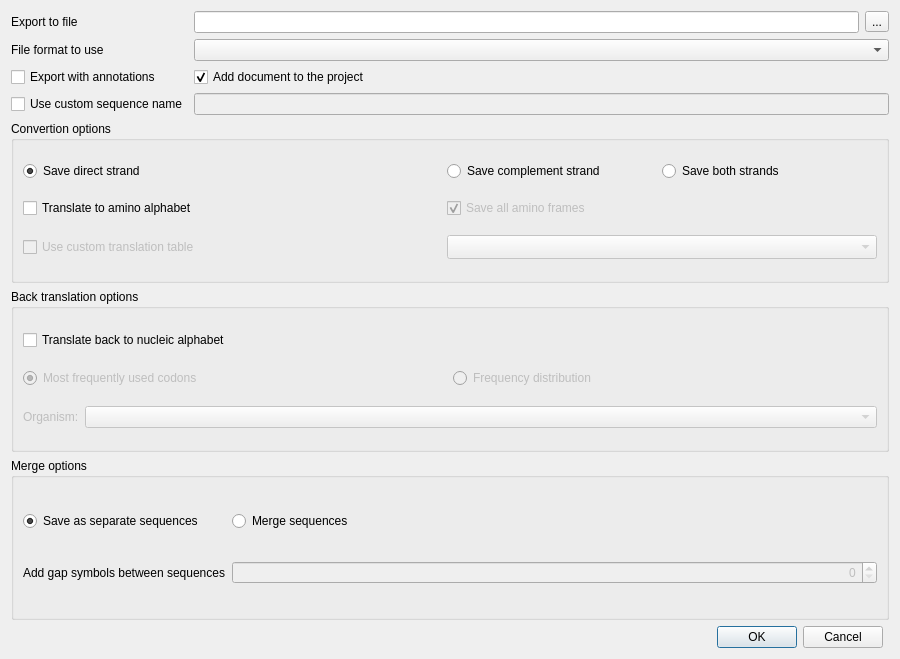
Before: the Qt Designer form src/plugins/dna_export/src/ExportSequencesDialog.ui in violethaze74/ugene, drawn with Qt 5.
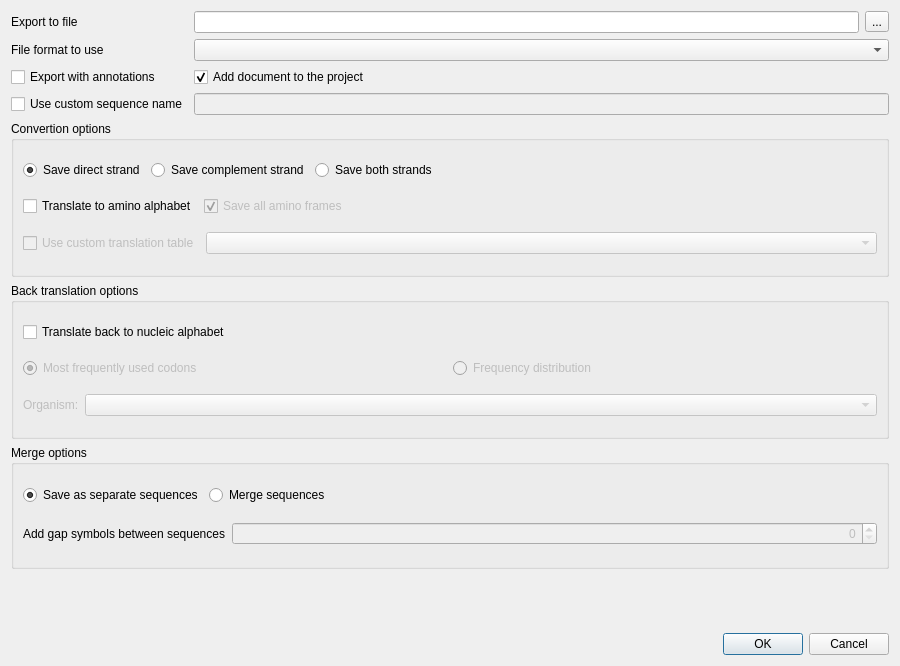
After: the same form once the commit is applied.

Commit message: UGENE-7727. UGENE-7727. Export Selected Sequence Region dialog: bad layout for Windows (#1077)

```diff
--- a/src/plugins/dna_export/src/ExportSequencesDialog.ui
+++ b/src/plugins/dna_export/src/ExportSequencesDialog.ui
@@ -7,11 +7,11 @@
     <x>0</x>
     <y>0</y>
     <width>900</width>
-    <height>659</height>
+    <height>666</height>
    </rect>
   </property>
   <property name="sizePolicy">
-   <sizepolicy hsizetype="Minimum" vsizetype="Minimum">
+   <sizepolicy hsizetype="Preferred" vsizetype="Preferred">
     <horstretch>0</horstretch>
     <verstretch>0</verstretch>
    </sizepolicy>
@@ -19,7 +19,13 @@
   <property name="minimumSize">
    <size>
     <width>900</width>
-    <height>0</height>
+    <height>400</height>
+   </size>
+  </property>
+  <property name="maximumSize">
+   <size>
+    <width>1234567</width>
+    <height>674</height>
    </size>
   </property>
   <property name="windowTitle">
@@ -28,8 +34,8 @@
   <property name="modal">
    <bool>true</bool>
   </property>
-  <layout class="QGridLayout" name="gridLayout_5">
-   <item row="0" column="0" colspan="2">
+  <layout class="QVBoxLayout" name="verticalLayout">
+   <item>
     <layout class="QGridLayout" name="gridLayout_3">
      <item row="2" column="0">
       <widget class="QCheckBox" name="withAnnotationsBox">
@@ -98,20 +104,22 @@
      </item>
     </layout>
    </item>
-   <item row="1" column="0" colspan="2">
+   <item>
     <widget class="QGroupBox" name="translationBox">
+     <property name="minimumSize">
+      <size>
+       <width>0</width>
+       <height>156</height>
+      </size>
+     </property>
      <property name="title">
       <string>Convertion options</string>
      </property>
-     <layout class="QGridLayout" name="gridLayout_2">
-      <item row="0" column="0">
+     <layout class="QVBoxLayout" name="verticalLayout_3">
+      <item>
+       <layout class="QHBoxLayout" name="horizontalLayout_3">
+        <item>
        <widget class="QRadioButton" name="directStrandButton">
-        <property name="sizePolicy">
-         <sizepolicy hsizetype="Minimum" vsizetype="Fixed">
-          <horstretch>1</horstretch>
-          <verstretch>0</verstretch>
-         </sizepolicy>
-        </property>
         <property name="text">
          <string>Save direct strand</string>
         </property>
@@ -120,63 +128,49 @@
         </property>
        </widget>
       </item>
-      <item row="0" column="1">
+        <item>
        <widget class="QRadioButton" name="complementStrandButton">
         <property name="text">
          <string>Save complement strand</string>
         </property>
        </widget>
       </item>
-      <item row="0" column="2">
+        <item>
        <widget class="QRadioButton" name="bothStrandsButton">
-        <property name="sizePolicy">
-         <sizepolicy hsizetype="Minimum" vsizetype="Fixed">
-          <horstretch>1</horstretch>
-          <verstretch>0</verstretch>
-         </sizepolicy>
-        </property>
         <property name="text">
          <string>Save both strands</string>
         </property>
        </widget>
       </item>
-      <item row="0" column="3">
-       <spacer name="horizontalSpacer">
+        <item>
+         <spacer name="horizontalSpacer_3">
         <property name="orientation">
          <enum>Qt::Horizontal</enum>
         </property>
         <property name="sizeHint" stdset="0">
          <size>
-          <width>0</width>
+            <width>40</width>
           <height>20</height>
          </size>
         </property>
        </spacer>
       </item>
-      <item row="1" column="0">
+       </layout>
+      </item>
+      <item>
+       <layout class="QHBoxLayout" name="horizontalLayout_5">
+        <item>
        <widget class="QCheckBox" name="translateButton">
-        <property name="sizePolicy">
-         <sizepolicy hsizetype="Minimum" vsizetype="Fixed">
-          <horstretch>2</horstretch>
-          <verstretch>0</verstretch>
-         </sizepolicy>
-        </property>
         <property name="text">
          <string>Translate to amino alphabet</string>
         </property>
        </widget>
       </item>
-      <item row="1" column="1">
+        <item>
        <widget class="QCheckBox" name="allTFramesButton">
         <property name="enabled">
          <bool>false</bool>
         </property>
-        <property name="sizePolicy">
-         <sizepolicy hsizetype="Minimum" vsizetype="Fixed">
-          <horstretch>1</horstretch>
-          <verstretch>0</verstretch>
-         </sizepolicy>
-        </property>
         <property name="text">
          <string>Save all amino frames</string>
         </property>
@@ -185,55 +179,71 @@
         </property>
        </widget>
       </item>
-      <item row="2" column="0">
+        <item>
+         <spacer name="horizontalSpacer">
+          <property name="orientation">
+           <enum>Qt::Horizontal</enum>
+          </property>
+          <property name="sizeHint" stdset="0">
+           <size>
+            <width>40</width>
+            <height>20</height>
+           </size>
+          </property>
+         </spacer>
+        </item>
+       </layout>
+      </item>
+      <item>
+       <layout class="QHBoxLayout" name="horizontalLayout_6">
+        <item>
        <widget class="QCheckBox" name="translationTableButton">
         <property name="enabled">
          <bool>false</bool>
         </property>
-        <property name="sizePolicy">
-         <sizepolicy hsizetype="Minimum" vsizetype="Fixed">
-          <horstretch>1</horstretch>
-          <verstretch>0</verstretch>
-         </sizepolicy>
-        </property>
         <property name="text">
          <string>Use custom translation table</string>
         </property>
        </widget>
       </item>
-      <item row="2" column="1" colspan="3">
+        <item>
        <widget class="QComboBox" name="translationTableCombo">
         <property name="enabled">
          <bool>false</bool>
         </property>
         <property name="sizePolicy">
-         <sizepolicy hsizetype="MinimumExpanding" vsizetype="Fixed">
+           <sizepolicy hsizetype="Expanding" vsizetype="Fixed">
           <horstretch>0</horstretch>
           <verstretch>0</verstretch>
          </sizepolicy>
         </property>
-        <property name="sizeAdjustPolicy">
-         <enum>QComboBox::AdjustToMinimumContentsLengthWithIcon</enum>
-        </property>
        </widget>
       </item>
      </layout>
+      </item>
+     </layout>
     </widget>
    </item>
-   <item row="2" column="0" colspan="2">
+   <item>
     <widget class="QGroupBox" name="backTranslationBox">
+     <property name="minimumSize">
+      <size>
+       <width>0</width>
+       <height>156</height>
+      </size>
+     </property>
      <property name="title">
       <string>Back translation options</string>
      </property>
-     <layout class="QGridLayout" name="gridLayout_4">
-      <item row="0" column="0">
+     <layout class="QVBoxLayout" name="verticalLayout_2">
+      <item>
        <widget class="QCheckBox" name="backTranslateButton">
         <property name="text">
          <string>Translate back to nucleic alphabet</string>
         </property>
        </widget>
       </item>
-      <item row="1" column="0">
+      <item>
        <layout class="QHBoxLayout" name="horizontalLayout_4" stretch="0,0">
         <item>
          <widget class="QRadioButton" name="mostFrequentlyButton">
@@ -260,7 +270,7 @@
         </item>
        </layout>
       </item>
-      <item row="2" column="0">
+      <item>
        <layout class="QHBoxLayout" name="horizontalLayout" stretch="0,1">
         <item>
          <widget class="QLabel" name="organismLabel">
@@ -278,17 +288,11 @@
            <bool>false</bool>
           </property>
           <property name="sizePolicy">
-           <sizepolicy hsizetype="MinimumExpanding" vsizetype="Fixed">
+           <sizepolicy hsizetype="Expanding" vsizetype="Fixed">
             <horstretch>0</horstretch>
             <verstretch>0</verstretch>
            </sizepolicy>
           </property>
-          <property name="maximumSize">
-           <size>
-            <width>16777215</width>
-            <height>16777215</height>
-           </size>
-          </property>
           <property name="frame">
            <bool>true</bool>
           </property>
@@ -299,13 +303,21 @@
      </layout>
     </widget>
    </item>
-   <item row="3" column="0" colspan="2">
+   <item>
     <widget class="QGroupBox" name="saveModeBox">
+     <property name="minimumSize">
+      <size>
+       <width>0</width>
+       <height>124</height>
+      </size>
+     </property>
      <property name="title">
       <string>Merge options</string>
      </property>
-     <layout class="QGridLayout" name="gridLayout">
-      <item row="0" column="0">
+     <layout class="QVBoxLayout" name="verticalLayout_5">
+      <item>
+       <layout class="QHBoxLayout" name="horizontalLayout_7">
+        <item>
        <widget class="QRadioButton" name="separateButton">
         <property name="text">
          <string>Save as separate sequences</string>
@@ -315,34 +327,38 @@
         </property>
        </widget>
       </item>
-      <item row="0" column="1">
+        <item>
        <widget class="QRadioButton" name="mergeButton">
         <property name="text">
          <string>Merge sequences</string>
         </property>
        </widget>
       </item>
-      <item row="0" column="2">
+        <item>
        <spacer name="horizontalSpacer_2">
         <property name="orientation">
          <enum>Qt::Horizontal</enum>
         </property>
         <property name="sizeHint" stdset="0">
          <size>
-          <width>283</width>
+            <width>40</width>
           <height>20</height>
          </size>
         </property>
        </spacer>
       </item>
-      <item row="1" column="0">
+       </layout>
+      </item>
+      <item>
+       <layout class="QHBoxLayout" name="horizontalLayout_2">
+        <item>
        <widget class="QLabel" name="merge_gap_label">
         <property name="text">
          <string>Add gap symbols between sequences</string>
         </property>
        </widget>
       </item>
-      <item row="1" column="1" colspan="2">
+        <item>
        <widget class="QSpinBox" name="mergeSpinBox">
         <property name="enabled">
          <bool>false</bool>
@@ -362,9 +378,24 @@
        </widget>
       </item>
      </layout>
+      </item>
+     </layout>
     </widget>
    </item>
-   <item row="4" column="0">
+   <item>
+    <spacer name="verticalSpacer">
+     <property name="orientation">
+      <enum>Qt::Vertical</enum>
+     </property>
+     <property name="sizeHint" stdset="0">
+      <size>
+       <width>20</width>
+       <height>40</height>
+      </size>
+     </property>
+    </spacer>
+   </item>
+   <item>
     <widget class="QDialogButtonBox" name="buttonBox">
      <property name="standardButtons">
       <set>QDialogButtonBox::Cancel|QDialogButtonBox::Ok</set>
```
Left out of the diff: 5 changed lines with no effect on the pictures. Lines whose indentation alone changed are shown as unchanged. The commit also changes 1 other file.
